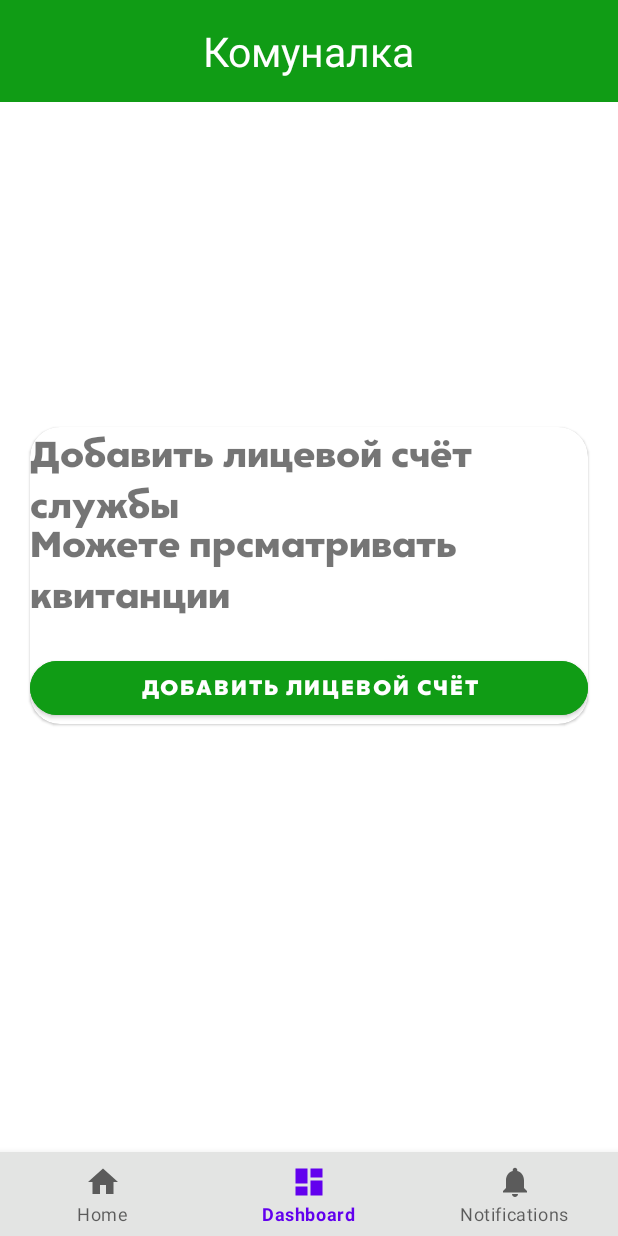
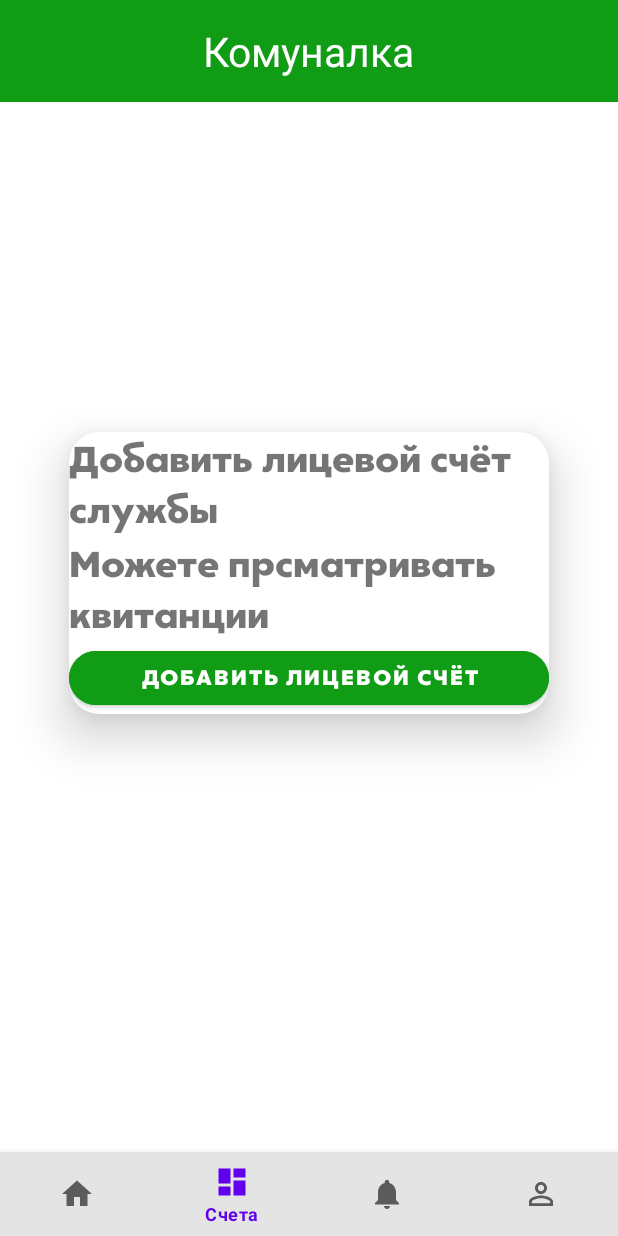
Before and after one commit to zodiac0296/ReceiptProject, an Android app: the DashboardFragment screen opened through its navigation route, on a phone screen of 412 x 824 dp. Run offline under Robolectric (Android 15) with nearby library versions, the phone set to English and light mode, and no system bars; our stand-ins replace navigation-ui.

Commit message:
My Project

```diff
--- a/app/build.gradle
+++ b/app/build.gradle
@@ -45,6 +45,7 @@ dependencies {
     implementation 'androidx.navigation:navigation-fragment-ktx:2.5.1'
     implementation 'androidx.navigation:navigation-ui-ktx:2.5.1'
     implementation 'androidx.annotation:annotation:1.4.0'
+    implementation 'androidx.legacy:legacy-support-v4:1.0.0'
     testImplementation 'junit:junit:4.+'
     androidTestImplementation 'androidx.test.ext:junit:1.1.3'
     androidTestImplementation 'androidx.test.espresso:espresso-core:3.4.0'
--- /dev/null
+++ b/app/src/main/res/drawable/ic_outline_24.xml
@@ -0,0 +1,10 @@
+<vector xmlns:android="http://schemas.android.com/apk/res/android"
+    android:width="24dp"
+    android:height="24dp"
+    android:viewportWidth="24"
+    android:viewportHeight="24"
+    android:tint="?attr/colorControlNormal">
+  <path
+      android:fillColor="@android:color/white"
+      android:pathData="M12,5.9c1.16,0 2.1,0.94 2.1,2.1s-0.94,2.1 -2.1,2.1S9.9,9.16 9.9,8s0.94,-2.1 2.1,-2.1m0,9c2.97,0 6.1,1.46 6.1,2.1v1.1L5.9,18.1L5.9,17c0,-0.64 3.13,-2.1 6.1,-2.1M12,4C9.79,4 8,5.79 8,8s1.79,4 4,4 4,-1.79 4,-4 -1.79,-4 -4,-4zM12,13c-2.67,0 -8,1.34 -8,4v3h16v-3c0,-2.66 -5.33,-4 -8,-4z"/>
+</vector>
--- a/app/src/main/res/layout/activity_main.xml
+++ b/app/src/main/res/layout/activity_main.xml
@@ -8,13 +8,7 @@
     tools:context=".ui.activity.MainActivity">
 
 
-    <include
-        android:id="@+id/toolba"
-        layout="@layout/toolar_layout"
-        app:layout_constraintStart_toStartOf="parent"
-        app:layout_constraintTop_toTopOf="parent"
-        app:layout_constraintRight_toRightOf="parent"
-        app:layout_constraintBottom_toTopOf="@id/nav_host_fragment_activity_main"/>
+
     <com.google.android.material.bottomnavigation.BottomNavigationView
         android:id="@+id/nav_view"
         android:layout_width="0dp"
--- a/app/src/main/res/layout/fragment_dashboard.xml
+++ b/app/src/main/res/layout/fragment_dashboard.xml
@@ -5,43 +5,87 @@
     android:layout_width="match_parent"
     android:layout_height="match_parent"
     android:orientation="vertical"
-    android:gravity="center"
     tools:context=".ui.dashboard.DashboardFragment">
 
+    <include
+        android:id="@+id/toolbar"
+        layout="@layout/toolar_layout"
+        app:layout_constraintStart_toStartOf="parent"
+        app:layout_constraintTop_toTopOf="parent"
+        app:layout_constraintRight_toRightOf="parent"
+        app:layout_constraintBottom_toTopOf="@id/nav_host_fragment_activity_main"/>
 
+    <androidx.constraintlayout.widget.ConstraintLayout
+        android:layout_width="match_parent"
+        android:layout_height="match_parent"
+        android:orientation="vertical"
+        android:layout_gravity="center">
 
         <com.google.android.material.card.MaterialCardView
             android:id="@+id/cardView"
             android:layout_width="match_parent"
+            android:layout_height="wrap_content"
+
+
+            android:layout_gravity="center"
+            android:layout_margin="20dp"
             app:cardCornerRadius="20dp"
-        android:layout_margin="20dp"
-        android:layout_height="wrap_content">
+            app:cardElevation="20dp"
+            app:cardUseCompatPadding="true"
+            app:layout_constraintBottom_toBottomOf="parent"
+            app:layout_constraintEnd_toEndOf="parent"
+            app:layout_constraintHorizontal_bias="0.6"
+            app:layout_constraintStart_toStartOf="parent"
+            app:layout_constraintTop_toTopOf="parent"
+            app:layout_constraintVertical_bias="0.41">
+
+            <androidx.constraintlayout.widget.ConstraintLayout
+                android:layout_width="match_parent"
+                android:layout_height="match_parent">
 
                 <com.google.android.material.textview.MaterialTextView
-            android:layout_width="match_parent"
-            android:layout_height="wrap_content"
-            android:textSize="24dp"
-            android:fontFamily="@font/custom"
-            android:text="Добавить лицевой счёт службы"/>
-
-        <com.google.android.material.textview.MaterialTextView
-            android:layout_width="match_parent"
-            android:layout_height="wrap_content"
-            android:textSize="24dp"
-            android:fontFamily="@font/custom"
-            android:layout_marginTop="60dp"
-            android:text="Можете прсматривать квитанции"
-            />
-
-        <com.google.android.material.button.MaterialButton
+                    android:id="@+id/personalAcc"
                     android:layout_width="match_parent"
                     android:layout_height="wrap_content"
                     android:fontFamily="@font/custom"
+
+                    android:text="Добавить лицевой счёт службы"
+                    android:textSize="24dp"
+                    app:layout_constraintLeft_toLeftOf="parent"
+                    app:layout_constraintRight_toRightOf="parent"
+                    app:layout_constraintTop_toTopOf="@id/cardView"
+                    tools:ignore="NotSibling" />
+
+                <com.google.android.material.textview.MaterialTextView
+                    android:id="@+id/receipt"
+                    android:layout_width="match_parent"
+                    android:layout_height="wrap_content"
+                    android:fontFamily="@font/custom"
+                    android:text="Можете прсматривать квитанции"
+                    android:textSize="24dp"
+                    app:layout_constraintLeft_toLeftOf="parent"
+                    app:layout_constraintRight_toRightOf="parent"
+                    app:layout_constraintTop_toBottomOf="@id/personalAcc" />
+
+                <com.google.android.material.button.MaterialButton
                     style="@style/ThemeOverlay.Material3.AutoCompleteTextView.OutlinedBox"
+                    android:layout_width="match_parent"
+                    android:layout_height="wrap_content"
+                    android:backgroundTint="@color/green"
+                    android:fontFamily="@font/custom"
+                    android:text="Добавить лицевой счёт"
                     app:cornerRadius="20dp"
-            android:layout_marginTop="150dp"
-            android:text="Добавить лицевой счёт"
-            android:backgroundTint="@color/green"/>
+                    app:layout_constraintLeft_toLeftOf="parent"
+                    app:layout_constraintRight_toRightOf="parent"
+                    app:layout_constraintTop_toBottomOf="@id/receipt" />
+
+            </androidx.constraintlayout.widget.ConstraintLayout>
+
+
         </com.google.android.material.card.MaterialCardView>
+    </androidx.constraintlayout.widget.ConstraintLayout>
+
+
+
 
 </LinearLayout>
--- a/app/src/main/res/layout/toolar_layout.xml
+++ b/app/src/main/res/layout/toolar_layout.xml
@@ -10,6 +10,7 @@
         android:layout_height="wrap_content"
         android:text="Комуналка"
         android:textSize="27dp"
+
         android:textColor="@color/white"
         android:layout_margin="15dp"
         android:fontFamily=""
--- a/app/src/main/res/menu/bottom_nav_menu.xml
+++ b/app/src/main/res/menu/bottom_nav_menu.xml
@@ -15,5 +15,9 @@
         android:id="@+id/navigation_notifications"
         android:icon="@drawable/ic_notifications_black_24dp"
         android:title="@string/title_notifications" />
+    <item
+        android:id="@+id/profileFragment"
+        android:icon="@drawable/ic_outline_24"
+        android:title="@string/Profile"/>
 
 </menu>
--- a/app/src/main/res/navigation/mobile_navigation.xml
+++ b/app/src/main/res/navigation/mobile_navigation.xml
@@ -22,4 +22,9 @@
         android:name="com.example.receiptproject.ui.notifications.NotificationsFragment"
         android:label="@string/title_notifications"
         tools:layout="@layout/fragment_notifications" />
+    <fragment
+        android:id="@+id/profileFragment"
+        android:name="com.example.receiptproject.ui.profile.ProfileFragment"
+        android:label="fragment_profile"
+        tools:layout="@layout/fragment_profile" />
 </navigation>
--- a/app/src/main/res/values/strings.xml
+++ b/app/src/main/res/values/strings.xml
@@ -1,7 +1,7 @@
 <resources>
     <string name="app_name">ReceiptProject</string>
-    <string name="title_home">Home</string>
-    <string name="title_dashboard">Dashboard</string>
+    <string name="title_home">Главная</string>
+    <string name="title_dashboard">Счета</string>
     <string name="title_notifications">Notifications</string>
     <string name="Welcome">Комуналка</string>
     <string name="Controle">Контроль Квитанций</string>
@@ -15,5 +15,8 @@
     <string name="invalid_username">Not a valid username</string>
     <string name="invalid_password">Password must be >5 characters</string>
     <string name="login_failed">"Login failed"</string>
+    <!-- TODO: Remove or change this placeholder text -->
+    <string name="hello_blank_fragment">Hello blank fragment</string>
+    <string name="Profile">Профиль</string>
 
 </resources>
```
Also changed, not shown: app/src/main/java/com/example/receiptproject/ui/profile/ProfileFragment.kt (added, +24 -0 lines), app/src/main/java/com/example/receiptproject/ui/profile/ProfileViewModel.kt (added, +12 -0 lines), app/src/main/res/layout/fragment_home.xml (+18 -1 lines), app/src/main/res/layout/fragment_notifications.xml (+7 -0 lines), app/src/main/res/layout/fragment_profile.xml (added, +18 -0 lines). Lines whose indentation alone changed are shown as unchanged.
